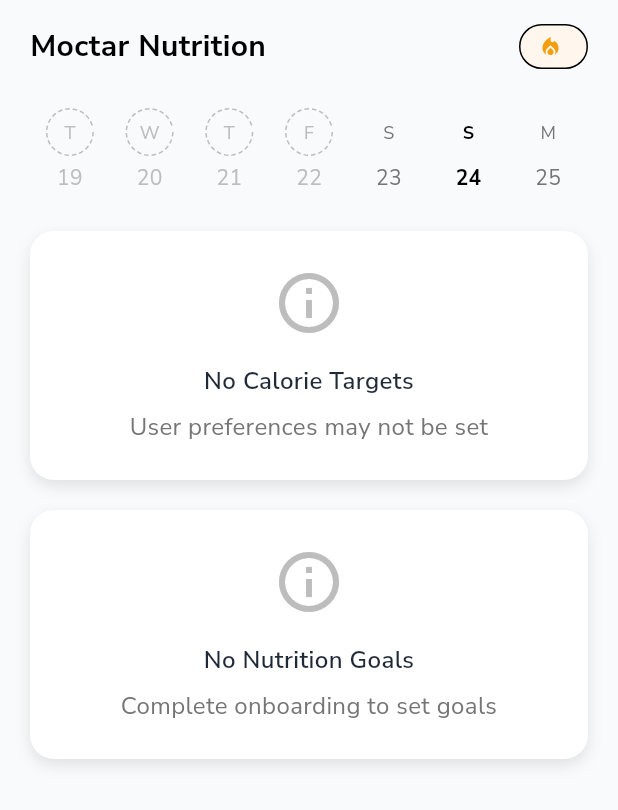
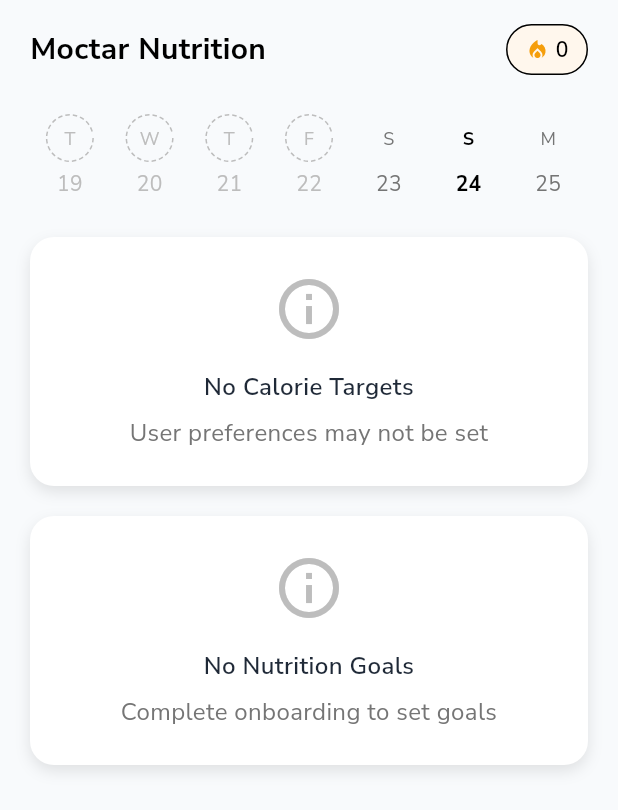
Before and after one commit to mahmoudal99/moctarnutrition, a Flutter app: the HomeScreen screen opened directly, on a phone screen of 412 x 824 dp. Shown: the top 810 px of the screen. Run offline on Flutter 3.47's test engine with Material 3 defaults, Android fonts, the phone set to English and light mode, and no system bars; our stand-ins replace cached_network_image, cloud_firestore, firebase_auth, firebase_core, firebase_storage, fl_chart and 15 more; missing offline and left inert: flutter_floating_bottom_bar; accounts and stored records are empty; project files that could hold a hidden picture were left out.

Commit message:
Fix notification_service.dart

```diff
--- a/lib/features/home/presentation/screens/home_screen.dart
+++ b/lib/features/home/presentation/screens/home_screen.dart
@@ -467,15 +467,13 @@ class _HomeScreenState extends State<HomeScreen> {
                     size: 16,
                   ),
                   const SizedBox(width: 4),
-                  // AnimatedCounter( // Removed as per edit hint
-                  //   value: _currentStreak.toDouble(),
-                  //   style: AppTextStyles.bodySmall.copyWith(
-                  //     fontWeight: FontWeight.w600,
-                  //     color: Colors.black,
-                  //   ),
-                  //   duration: const Duration(milliseconds: 600),
-                  //   curve: Curves.easeOutCubic,
-                  // ),
+                  Text(
+                    '$_currentStreak',
+                    style: AppTextStyles.bodySmall.copyWith(
+                      fontWeight: FontWeight.w600,
+                      color: Colors.black,
+                    ),
+                  ),
                 ],
               ),
             ),
```
